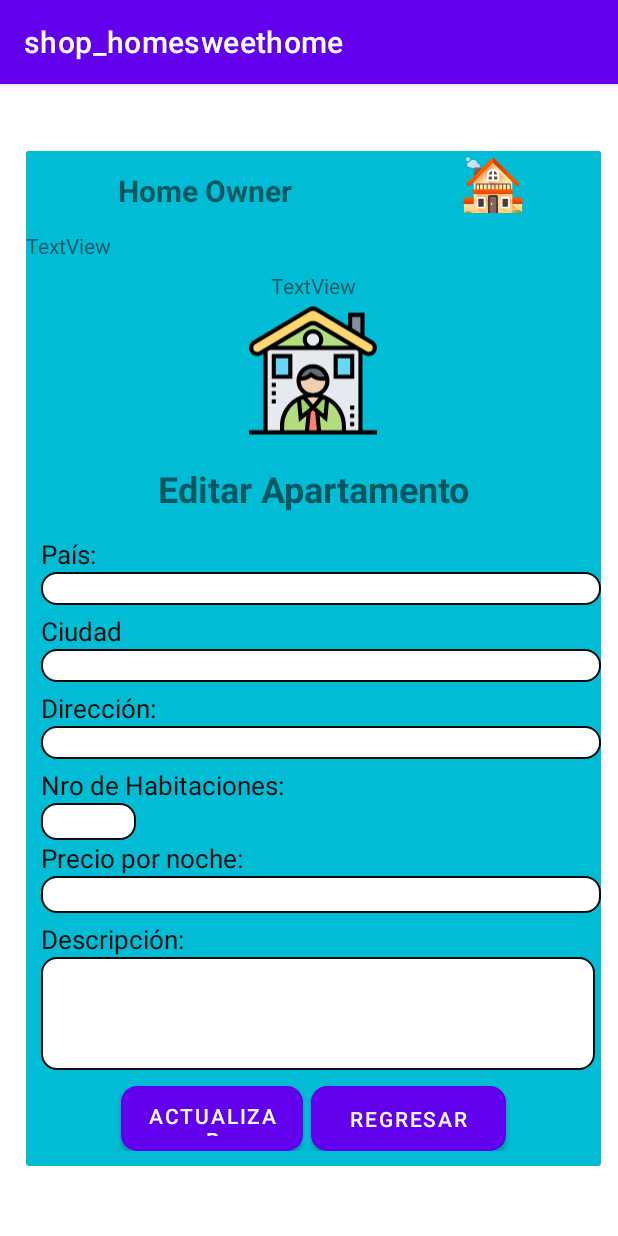
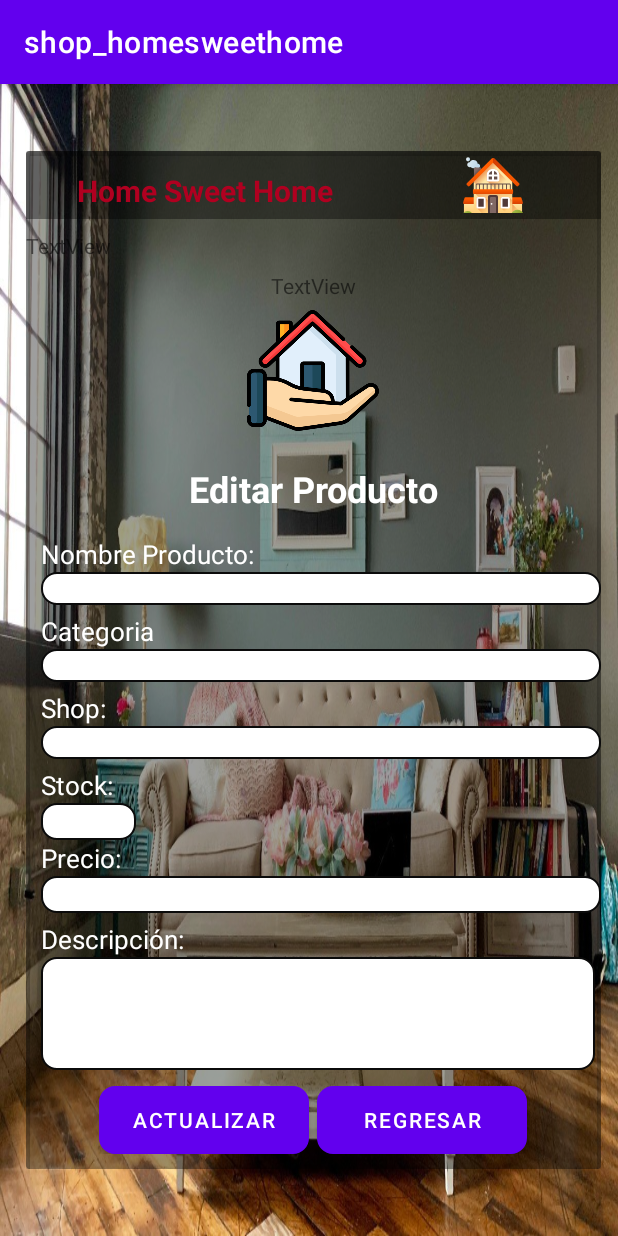
Before and after one commit to Henry781029/shop_homesweethome, an Android app: the editarProducto screen opened directly, with no data from a screen before it, on a phone screen of 412 x 824 dp. Run offline under Robolectric (Android 15) with nearby library versions, the phone set to English and light mode, and no system bars; our stand-ins replace Firebase (no records; nobody signed in at launch, a user with empty details on screens opened directly).

Commit message:
se siguen modificando vistas

```diff
--- a/app/src/main/java/com/project_moviles2/shop_homesweethome/registroProducto.java
+++ b/app/src/main/java/com/project_moviles2/shop_homesweethome/registroProducto.java
@@ -37,6 +37,8 @@ public class registroProducto extends AppCompatActivity {
     protected void onCreate(Bundle savedInstanceState) {
         super.onCreate(savedInstanceState);
         setContentView(R.layout.activity_registro_producto);
+
+        getSupportActionBar().hide();
 
         jtvRol= findViewById(R.id.tvRol);
         jtvNombre=findViewById(R.id.tvNombre);
@@ -130,7 +132,7 @@ public class registroProducto extends AppCompatActivity {
         }
 
 
-        DocumentReference docRef = db2.collection("Apartaments").document(owner);
+        DocumentReference docRef = db2.collection("Products").document(owner);
         docRef.get().addOnCompleteListener(new OnCompleteListener<DocumentSnapshot>() {
             @Override
             public void onComplete(@NonNull Task<DocumentSnapshot> task) {
--- a/app/src/main/res/layout/activity_actualizar_usuario.xml
+++ b/app/src/main/res/layout/activity_actualizar_usuario.xml
@@ -49,7 +49,7 @@
                             android:layout_height="wrap_content"
                             android:layout_marginTop="15dp"
                             android:gravity="center"
-                            android:text="Actualizar datos"
+                            android:text="Actualizar datos Usuario"
                             android:textColor="#EFECEC"
                             android:textSize="24sp"
                             android:textStyle="bold" />
--- a/app/src/main/res/layout/activity_editar_producto.xml
+++ b/app/src/main/res/layout/activity_editar_producto.xml
@@ -4,6 +4,7 @@
     xmlns:tools="http://schemas.android.com/tools"
     android:layout_width="match_parent"
     android:layout_height="match_parent"
+    android:background="@drawable/decaracion4"
     tools:context=".editarProducto">
 
     <ScrollView
@@ -23,8 +24,8 @@
             <androidx.cardview.widget.CardView
                 android:layout_width="wrap_content"
                 android:layout_height="wrap_content"
-                android:background="@color/Propio"
-                android:backgroundTint="@color/Propio">
+                android:background="@color/material_on_background_disabled"
+                android:backgroundTint="@color/material_on_background_disabled">
 
                 <LinearLayout
                     android:layout_width="match_parent"
@@ -36,7 +37,7 @@
                         android:layout_width="match_parent"
                         android:layout_height="45dp"
                         android:layout_marginBottom="8dp"
-                        android:background="@color/Propio"
+                        android:background="@color/material_on_background_disabled"
                         android:orientation="horizontal"
                         android:paddingTop="4dp"
                         android:paddingBottom="4dp">
@@ -47,7 +48,8 @@
                             android:layout_height="45dp"
                             android:layout_weight="1"
                             android:gravity="center"
-                            android:text="Home Owner"
+                            android:text="Home Sweet Home"
+                            android:textColor="@color/design_default_color_error"
                             android:textSize="20sp"
                             android:textStyle="bold" />
 
@@ -104,7 +106,7 @@
                             android:id="@+id/imageView4"
                             android:layout_width="88dp"
                             android:layout_height="94dp"
-                            app:srcCompat="@drawable/ic_owner_house" />
+                            app:srcCompat="@drawable/casa" />
 
                         <TextView
                             android:id="@+id/textView33"
@@ -112,7 +114,8 @@
                             android:layout_height="wrap_content"
                             android:layout_marginTop="15dp"
                             android:gravity="center"
-                            android:text="Editar Apartamento"
+                            android:text="Editar Producto"
+                            android:textColor="@color/white"
                             android:textSize="24sp"
                             android:textStyle="bold" />
                     </LinearLayout>
@@ -130,8 +133,8 @@
                             android:layout_height="wrap_content"
                             android:layout_marginLeft="10dp"
                             android:layout_weight="1"
-                            android:text="País:"
-                            android:textColor="#0B0B0B"
+                            android:text="Nombre Producto:"
+                            android:textColor="@color/white"
                             android:textSize="17sp" />
 
                         <EditText
@@ -144,7 +147,8 @@
                             android:ems="10"
                             android:inputType="textPersonName"
                             android:paddingLeft="10dp"
-                            android:textSize="16sp" />
+                            android:textSize="16sp"
+                            tools:ignore="TouchTargetSizeCheck,SpeakableTextPresentCheck" />
                     </LinearLayout>
 
                     <LinearLayout
@@ -160,8 +164,8 @@
                             android:layout_height="wrap_content"
                             android:layout_marginLeft="10dp"
                             android:layout_weight="1"
-                            android:text="Ciudad"
-                            android:textColor="#0B0B0B"
+                            android:text="Categoria"
+                            android:textColor="@color/white"
                             android:textSize="17sp" />
 
                         <EditText
@@ -174,7 +178,8 @@
                             android:ems="10"
                             android:inputType="textPersonName"
                             android:paddingLeft="10dp"
-                            android:textSize="16sp" />
+                            android:textSize="16sp"
+                            tools:ignore="TouchTargetSizeCheck,SpeakableTextPresentCheck" />
                     </LinearLayout>
 
                     <LinearLayout
@@ -190,8 +195,8 @@
                             android:layout_height="wrap_content"
                             android:layout_marginLeft="10dp"
                             android:layout_weight="1"
-                            android:text="Dirección:"
-                            android:textColor="#0B0B0B"
+                            android:text="Shop:"
+                            android:textColor="@color/white"
                             android:textSize="17sp" />
 
                         <EditText
@@ -204,7 +209,8 @@
                             android:ems="10"
                             android:inputType="textPersonName"
                             android:paddingLeft="10dp"
-                            android:textSize="16sp" />
+                            android:textSize="16sp"
+                            tools:ignore="SpeakableTextPresentCheck,TouchTargetSizeCheck" />
                     </LinearLayout>
 
                     <LinearLayout
@@ -218,8 +224,8 @@
                             android:layout_height="wrap_content"
                             android:layout_marginLeft="10dp"
                             android:layout_weight="1"
-                            android:text="Nro de Habitaciones:"
-                            android:textColor="#0B0B0B"
+                            android:text="Stock:"
+                            android:textColor="@color/white"
                             android:textSize="17sp" />
 
                         <EditText
@@ -230,7 +236,8 @@
                             android:layout_weight="1"
                             android:background="@drawable/bordes_textos"
                             android:ems="10"
-                            android:inputType="number" />
+                            android:inputType="number"
+                            tools:ignore="TouchTargetSizeCheck,SpeakableTextPresentCheck" />
                     </LinearLayout>
 
                     <LinearLayout
@@ -245,8 +252,8 @@
                             android:layout_height="wrap_content"
                             android:layout_marginLeft="10dp"
                             android:layout_weight="1"
-                            android:text="Precio por noche:"
-                            android:textColor="#0B0B0B"
+                            android:text="Precio:"
+                            android:textColor="@color/white"
                             android:textSize="17sp" />
 
                         <EditText
@@ -257,7 +264,8 @@
                             android:layout_weight="1"
                             android:background="@drawable/bordes_textos"
                             android:ems="10"
-                            android:inputType="number" />
+                            android:inputType="number"
+                            tools:ignore="TouchTargetSizeCheck,SpeakableTextPresentCheck" />
                     </LinearLayout>
 
                     <LinearLayout
@@ -273,7 +281,7 @@
                             android:layout_marginLeft="10dp"
                             android:layout_weight="1"
                             android:text="Descripción:"
-                            android:textColor="#0B0B0B"
+                            android:textColor="@color/white"
                             android:textSize="17sp" />
 
                         <EditText
@@ -286,7 +294,8 @@
                             android:ems="10"
                             android:inputType="textPersonName"
                             android:paddingLeft="10dp"
-                            android:textSize="16sp" />
+                            android:textSize="16sp"
+                            tools:ignore="SpeakableTextPresentCheck" />
                     </LinearLayout>
 
                     <LinearLayout
@@ -299,21 +308,23 @@
 
                         <Button
                             android:id="@+id/btnActualizar1"
-                            android:layout_width="121dp"
-                            android:layout_height="43dp"
+                            android:layout_width="140dp"
+                            android:layout_height="45dp"
                             android:layout_marginRight="5dp"
                             android:background="@drawable/bordes_botones"
                             android:gravity="center"
                             android:onClick="actualizarApto"
-                            android:text="Actualizar" />
+                            android:text="Actualizar"
+                            tools:ignore="TouchTargetSizeCheck" />
 
                         <Button
                             android:id="@+id/btnRegresar"
-                            android:layout_width="130dp"
+                            android:layout_width="140dp"
                             android:layout_height="match_parent"
                             android:background="@drawable/bordes_botones"
                             android:onClick="regresar"
-                            android:text="Regresar" />
+                            android:text="Regresar"
+                            tools:ignore="TouchTargetSizeCheck" />
                     </LinearLayout>
 
                 </LinearLayout>
--- a/app/src/main/res/layout/activity_main.xml
+++ b/app/src/main/res/layout/activity_main.xml
@@ -31,13 +31,13 @@
                 android:id="@+id/textView7"
                 android:layout_width="match_parent"
                 android:layout_height="wrap_content"
+                android:background="@color/material_on_background_disabled"
                 android:elegantTextHeight="false"
                 android:fontFamily="serif"
                 android:freezesText="false"
-                android:background="@color/material_on_background_disabled"
                 android:gravity="center"
                 android:text="Home Sweet Home"
-                android:textColor="@color/white"
+                android:textColor="@color/design_default_color_error"
                 android:textSize="30sp"
                 android:textStyle="bold" />
 
--- a/app/src/main/res/layout/activity_screen_splash.xml
+++ b/app/src/main/res/layout/activity_screen_splash.xml
@@ -44,6 +44,7 @@
         android:textColor="@color/design_default_color_error"
         android:textSize="24sp"
         android:gravity="center"
+        android:textStyle="bold"
         app:layout_constraintBottom_toBottomOf="parent"
         app:layout_constraintEnd_toEndOf="parent"
         app:layout_constraintHorizontal_bias="0.497"
```
Also changed, not shown: app/src/main/res/layout/activity_registro_producto.xml (+41 -28 lines), app/src/main/res/layout/activity_registro_user.xml (+10 -8 lines), app/src/main/res/layout/activity_usuario.xml (+19 -14 lines), app/src/main/res/layout/activity_vendedor.xml (+25 -16 lines), app/src/main/res/drawable/decaracion4.jpg (added).
